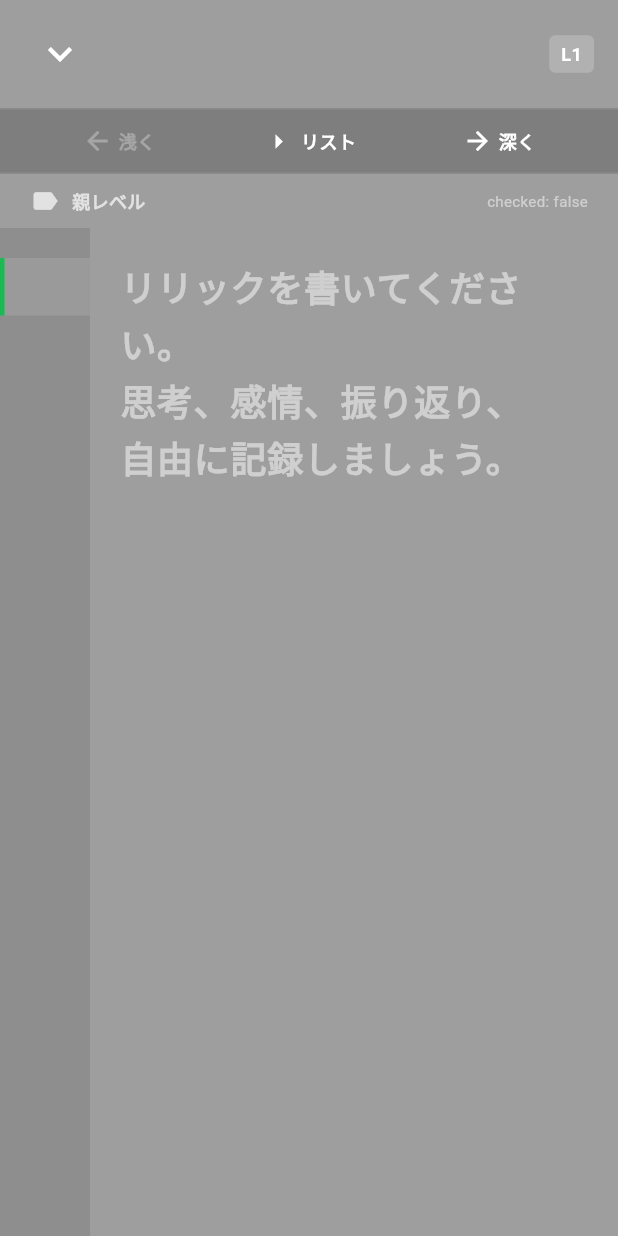
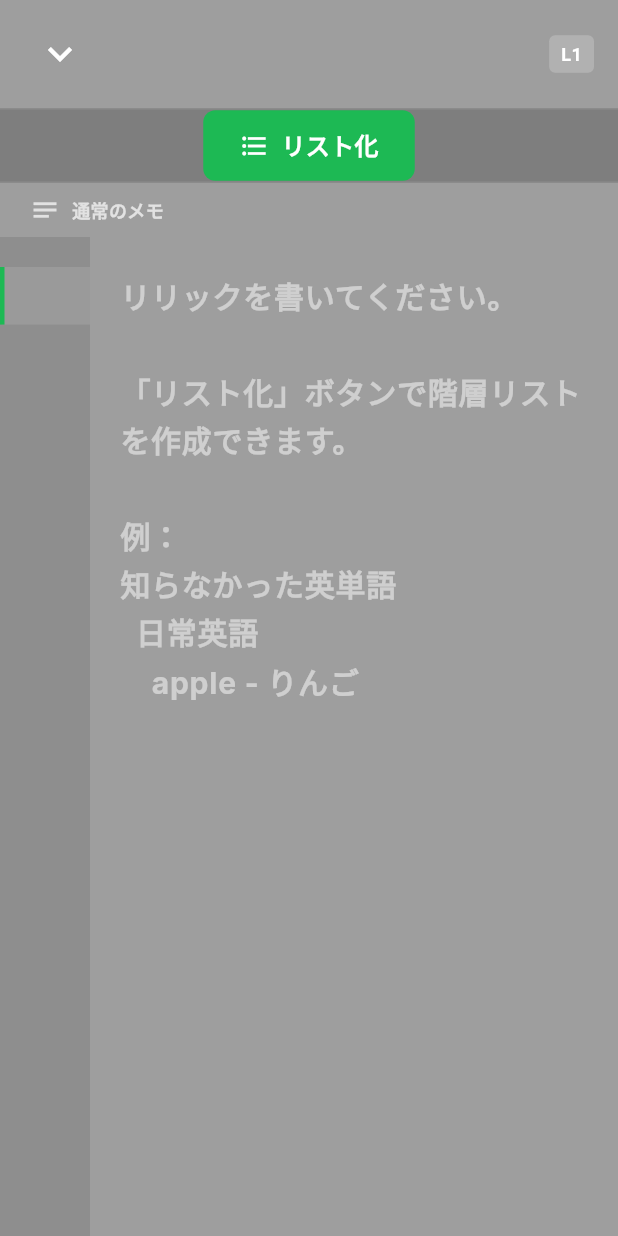
Before and after one commit to eyozushi/Uptify, a Flutter app: the LyricNotesExpandedView widget shown alone on an empty page, opened directly with empty values, on a phone screen of 412 x 824 dp. Run offline on Flutter 3.47's test engine with Material 3 defaults, Android fonts, the phone set to English and light mode, and no system bars; our stand-ins replace audioplayers, auto_size_text, flutter_local_notifications, google_fonts, image_picker, palette_generator and 4 more; accounts and stored records are empty; Roboto replaces fonts that are missing (Hiragino Sans).

Commit message:
Add new feature toglle4

```diff
--- a/lib/widgets/lyric_notes/lyric_notes_expanded_view.dart
+++ b/lib/widgets/lyric_notes/lyric_notes_expanded_view.dart
@@ -1,13 +1,12 @@
-// widgets/lyric_notes/lyric_notes_expanded_view.dart - 完全修正版
+// widgets/lyric_notes/lyric_notes_expanded_view.dart - Notionスタイル版
 import 'package:flutter/material.dart';
 import 'package:google_fonts/google_fonts.dart';
-import 'dart:async';  // 🔧 追加：Timerのために必須
+import 'dart:async';
 import '../../models/lyric_note_item.dart';
-import 'lyric_hierarchy_toolbar.dart';
 import 'lyric_note_line_widget.dart';
 
-/// Lyric Notesの全画面展開ビュー
-/// 下から上にスライドして表示され、自由にメモを編集できる
+/// Lyric Notesの全画面展開ビュー - Notionスタイル
+/// 「リスト化」ボタン1つで階層を作成
 class LyricNotesExpandedView extends StatefulWidget {
   final String taskTitle;
   final List<LyricNoteItem>? initialNotes;
@@ -43,7 +42,6 @@ final ScrollController _textScrollController = ScrollController();
   void initState() {
     super.initState();
 
-
     _textScrollController.addListener(() {
       if (_textScrollController.hasClients && _indicatorScrollController.hasClients) {
         _indicatorScrollController.jumpTo(_textScrollController.offset);
@@ -71,13 +69,33 @@ final ScrollController _textScrollController = ScrollController();
     print('🎵 LyricNotesExpandedView初期化: ${_notes.length}行');
   }
 
-  /// ノートリストからプレーンテキストを生成
+  /// ノートリストからプレーンテキストを生成（折りたたみ考慮）
   String _buildPlainText() {
-    return _notes.map((note) => note.text).join('\n');
+    final visibleLines = <String>[];
+
+    for (int i = 0; i < _notes.length; i++) {
+      if (_shouldShowLine(i)) {
+        visibleLines.add(_notes[i].text);
+      }
     }
 
-  /// 🔧 修正版：階層情報を保持しながらテキストを更新
-  /// 🔧 修正版：テキストから階層情報を保持しながらノートを再構築
+    return visibleLines.join('\n');
+  }
+
+  /// 🆕 表示用のプレーンテキスト生成（折りたたみ状態を反映）
+  String _buildVisibleText() {
+    final visibleLines = <String>[];
+
+    for (int i = 0; i < _notes.length; i++) {
+      if (_shouldShowLine(i)) {
+        visibleLines.add(_notes[i].text);
+      }
+    }
+
+    return visibleLines.join('\n');
+  }
+
+  /// テキストから階層情報を保持しながらノートを再構築
   void _rebuildNotesFromText(String text) {
     final lines = text.split('\n');
     final newNotes = <LyricNoteItem>[];
@@ -103,11 +121,6 @@ void _rebuildNotesFromText(String text) {
     setState(() {
       _notes = newNotes;
     });
-
-  print('📝 テキスト再構築: ${_notes.length}行, 現在行=$_currentLineIndex');
-  for (int i = 0; i < _notes.length; i++) {
-    print('  [$i] L${_notes[i].level}: "${_notes[i].text.substring(0, _notes[i].text.length.clamp(0, 20))}"');
-  }
   }
 
   /// テキスト変更時の処理
@@ -142,8 +155,6 @@ void _rebuildNotesFromText(String text) {
 
     final beforeCursor = text.substring(0, cursorPosition.clamp(0, text.length));
     _currentLineIndex = '\n'.allMatches(beforeCursor).length;
-
-    print('📍 カーソル位置: $_currentLineIndex行目');
   }
 
   /// フォーカス状態の変化を監視
@@ -154,9 +165,8 @@ void _rebuildNotesFromText(String text) {
     }
   }
 
-  /// 🔧 修正版：階層を深くする（→ボタン）
-  /// 🔧 修正版：階層を深くする（→ボタン）
-void _increaseLevel() {
+  /// 🆕 Notionスタイル：「リスト化」ボタンの処理
+  void _makeList() {
     if (_currentLineIndex >= _notes.length) {
       print('⚠️ 無効な行インデックス: $_currentLineIndex');
       return;
@@ -164,87 +174,34 @@ void _increaseLevel() {
 
     final currentNote = _notes[_currentLineIndex];
 
-  // 最大レベル3まで
-  if (currentNote.level >= 3) {
+    print('📋 リスト化実行: line=$_currentLineIndex, level=${currentNote.level}, text="${currentNote.text}"');
+
+    // 最大レベル4まで
+    if (currentNote.level >= 4) {
       print('⚠️ 最大レベル到達: Level ${currentNote.level}');
+      ScaffoldMessenger.of(context).showSnackBar(
+        const SnackBar(
+          content: Text('これ以上深い階層は作成できません（最大4階層）'),
+          duration: Duration(seconds: 2),
+          backgroundColor: Colors.orange,
+        ),
+      );
       return;
     }
 
-  setState(() {
-    _notes[_currentLineIndex] = currentNote.copyWith(
-      level: currentNote.level + 1,
-      updatedAt: DateTime.now(),
-    );
-  });
-
-  print('➡️ レベル上昇完了: ${currentNote.level} → ${currentNote.level + 1}, text="${currentNote.text}"');
-  _saveNotes();
-}
-
-  /// 🔧 修正版：階層を浅くする（←ボタン）
-  /// 🔧 修正版：階層を浅くする（←ボタン）
-void _decreaseLevel() {
-  if (_currentLineIndex >= _notes.length) {
-    print('⚠️ 無効な行インデックス: $_currentLineIndex');
-    return;
-  }
-
-  final currentNote = _notes[_currentLineIndex];
-
-  // 最小レベル1まで
-  if (currentNote.level <= 1) {
-    print('⚠️ 最小レベル到達: Level ${currentNote.level}');
-    return;
-  }
-
-  setState(() {
-    _notes[_currentLineIndex] = currentNote.copyWith(
-      level: currentNote.level - 1,
-      updatedAt: DateTime.now(),
-    );
-  });
-
-  print('⬅️ レベル低下完了: ${currentNote.level} → ${currentNote.level - 1}, text="${currentNote.text}"');
-  _saveNotes();
-}
-/// 🔧 修正版：リスト化（中央ボタン）
-void _toggleList() {
-  if (_currentLineIndex >= _notes.length) {
-    print('⚠️ 無効な行インデックス: $_currentLineIndex');
-    return;
-  }
-
-  final currentNote = _notes[_currentLineIndex];
-
-  print('🎯 リスト化実行: line=$_currentLineIndex, level=${currentNote.level}, text="${currentNote.text}"');
-
-  // 現在の行が親レベル（Level 1）の場合
-  if (currentNote.level == 1) {
-    print('📋 親→子に変換開始');
-
-    // 1. 現在の行を子レベル（Level 2）に変更
-    setState(() {
-      _notes[_currentLineIndex] = currentNote.copyWith(
-        level: 2,
-        updatedAt: DateTime.now(),
-      );
-    });
-
-    print('✅ 親→子変換完了: "${currentNote.text}"');
-
-    // 2. 次の行に孫レベル（Level 3）の空行を挿入
+    // 1. 次の階層の空行を挿入
     final newNote = LyricNoteItem(
       text: '',
-      level: 3,
+      level: currentNote.level + 1,
     );
 
     setState(() {
       _notes.insert(_currentLineIndex + 1, newNote);
     });
 
-    print('✅ 孫レベル空行挿入: index=${_currentLineIndex + 1}');
+    print('✅ 新しい階層挿入: level=${currentNote.level + 1} at ${_currentLineIndex + 1}');
 
-    // 3. テキストコントローラーを更新
+    // 2. テキストコントローラーを更新
     final lines = _controller.text.split('\n');
     lines.insert(_currentLineIndex + 1, '');
 
@@ -255,7 +212,7 @@ void _toggleList() {
 
     print('✅ テキストコントローラー更新完了');
 
-    // 4. カーソルを新しい行（孫レベル）に移動
+    // 3. カーソルを新しい行に移動
     WidgetsBinding.instance.addPostFrameCallback((_) {
       if (!mounted) return;
 
@@ -271,56 +228,121 @@ void _toggleList() {
         _currentLineIndex = _currentLineIndex + 1;
       });
 
-      print('✅ カーソル移動完了: $_currentLineIndex行目（孫レベル）');
+      print('✅ カーソル移動完了: $_currentLineIndex行目（Level ${currentNote.level + 1}）');
     });
 
+    _saveNotes();
   }
-  // 現在の行が子レベル（Level 2）以上の場合
-  else {
-    print('✅ チェックボックストグル実行');
 
-    // チェック状態をトグル
+  /// 三角マークをクリックして子要素の展開/折りたたみ
+  void _toggleCollapseAtIndex(int index) {
+    if (index >= _notes.length) {
+      print('⚠️ 無効なインデックス: $index');
+      return;
+    }
+
+    final note = _notes[index];
+
+    // 子要素が存在するかチェック
+    final hasChildren = _hasChildrenAtIndex(index);
+    if (!hasChildren) {
+      print('⚠️ 子要素なし: index=$index, text="${note.text}"');
+      return;
+    }
+
+    print('🔽 折りたたみトグル実行:');
+    print('  - index: $index');
+    print('  - text: "${note.text}"');
+    print('  - level: ${note.level}');
+    print('  - collapsed: ${note.isCollapsed} → ${!note.isCollapsed}');
+    print('  - hasChildren: $hasChildren');
+
     setState(() {
-      _notes[_currentLineIndex] = currentNote.copyWith(
-        isChecked: !currentNote.isChecked,
+      // 折りたたみ状態をトグル
+      _notes[index] = note.copyWith(
+        isCollapsed: !note.isCollapsed,
         updatedAt: DateTime.now(),
       );
     });
 
-    print('✅ チェック切り替え完了: ${_notes[_currentLineIndex].isChecked}');
+    print('✅ 折りたたみ状態更新完了: ${_notes[index].isCollapsed}');
+
+    // 🔧 追加：テキストフィールドを折りたたみ状態に応じて更新
+    _controller.removeListener(_onTextChanged);
+    _controller.text = _buildVisibleText();
+    _controller.addListener(_onTextChanged);
+
+    // UIを強制的に更新
+    WidgetsBinding.instance.addPostFrameCallback((_) {
+      if (mounted) {
+        setState(() {});
       }
+    });
 
     _saveNotes();
   }
 
-  /// 指定レベルの新しい行を挿入
-  void _insertNewLineWithLevel(int level) {
-    final newNote = LyricNoteItem(
-      text: '',
-      level: level,
-    );
+  /// 指定インデックスの行に子要素が存在するかチェック
+  bool _hasChildrenAtIndex(int index) {
+    if (index >= _notes.length - 1) return false;
+
+    final currentLevel = _notes[index].level;
+
+    // 次の行が現在の行よりレベルが深い場合、子要素が存在
+    if (index + 1 < _notes.length) {
+      return _notes[index + 1].level > currentLevel;
+    }
+
+    return false;
+  }
+
+  /// 指定インデックスの行を表示すべきか判定
+  bool _shouldShowLine(int index) {
+    if (index == 0) return true;  // 最初の行は常に表示
+
+    final currentLevel = _notes[index].level;
+
+    // 親レベル（Level 1）は常に表示
+    if (currentLevel == 1) return true;
+
+    // 親をさかのぼって、折りたたまれている親がいないかチェック
+    for (int i = index - 1; i >= 0; i--) {
+      final note = _notes[i];
+
+      // より浅いレベル（親）を見つけた
+      if (note.level < currentLevel) {
+        // その親が折りたたまれていたら、この行は非表示
+        if (note.isCollapsed) {
+          return false;
+        }
+
+        // さらに上の親を探す必要があれば継続
+        if (note.level > 1) {
+          continue;
+        }
+
+        break;
+      }
+    }
+
+    return true;
+  }
+
+  /// チェックボックスのトグル
+  void _toggleCheckAtIndex(int index) {
+    if (index >= _notes.length) return;
+
+    final note = _notes[index];
 
     setState(() {
-      _notes.insert(_currentLineIndex + 1, newNote);
-      _currentLineIndex++;
+      _notes[index] = note.copyWith(
+        isChecked: !note.isChecked,
+        updatedAt: DateTime.now(),
+      );
     });
 
-    print('➕ 新規行挿入: level=$level at ${_currentLineIndex}');
-
-    // テキストコントローラーを更新
-    _controller.text = _buildPlainText();
-
-    // カーソルを新しい行の先頭に移動
-    WidgetsBinding.instance.addPostFrameCallback((_) {
-      if (!mounted) return;
-
-      final lines = _controller.text.split('\n');
-      final newCursorPosition = lines.take(_currentLineIndex + 1).join('\n').length;
-
-      _controller.selection = TextSelection.collapsed(
-        offset: newCursorPosition.clamp(0, _controller.text.length),
-      );
-    });
+    print('✓ チェック切り替え: line=$index, checked=${_notes[index].isChecked}');
+    _saveNotes();
   }
 
   /// ノートを保存
@@ -330,7 +352,7 @@ void _toggleList() {
 
     print('💾 保存実行: ${nonEmptyNotes.length}行');
     for (var note in nonEmptyNotes) {
-      print('  - L${note.level}: ${note.text.substring(0, note.text.length.clamp(0, 20))}... (checked=${note.isChecked})');
+      print('  - L${note.level}: ${note.text.substring(0, note.text.length.clamp(0, 20))}... (checked=${note.isChecked}, collapsed=${note.isCollapsed})');
     }
 
     widget.onSave(nonEmptyNotes);
@@ -342,30 +364,18 @@ void _toggleList() {
     return _notes[_currentLineIndex].level;
   }
 
-  /// 階層変更ボタンの有効/無効状態を判定
-  bool _canIncreaseLevel() {
-    return _getCurrentLevel() < 3;
-  }
-
-  bool _canDecreaseLevel() {
-    return _getCurrentLevel() > 1;
-  }
-
   @override
   void dispose() {
     _autoSaveTimer?.cancel();
     _controller.dispose();
     _focusNode.dispose();
-  _indicatorScrollController.dispose();  // 🆕 追加
-  _textScrollController.dispose();  // 🆕 追加
+    _indicatorScrollController.dispose();
+    _textScrollController.dispose();
     super.dispose();
   }
 
   @override
   Widget build(BuildContext context) {
-    final keyboardHeight = MediaQuery.of(context).viewInsets.bottom;
-    final isKeyboardVisible = keyboardHeight > 0;
-
     return Material(
       color: widget.backgroundColor,
       child: SafeArea(
@@ -406,7 +416,7 @@ void dispose() {
                     ),
                   ),
                   const Spacer(),
-                  // デバッグ情報表示
+                  // 現在のレベル表示
                   Container(
                     padding: const EdgeInsets.symmetric(horizontal: 8, vertical: 4),
                     decoration: BoxDecoration(
@@ -426,9 +436,9 @@ void dispose() {
               ),
             ),
 
-            // 🔧 修正：ツールバーを常時上部に表示
+            // 🆕 シンプルなツールバー：「リスト化」ボタン1つだけ
             Container(
-              height: 44,
+              height: 50,
               decoration: BoxDecoration(
                 color: Colors.black.withOpacity(0.2),
                 border: Border(
@@ -442,71 +452,69 @@ void dispose() {
                   ),
                 ),
               ),
+              child: Center(
+                child: GestureDetector(
+                  onTap: _makeList,
+                  child: Container(
+                    padding: const EdgeInsets.symmetric(horizontal: 24, vertical: 12),
+                    decoration: BoxDecoration(
+                      color: const Color(0xFF1DB954),
+                      borderRadius: BorderRadius.circular(8),
+                    ),
                     child: Row(
-                mainAxisAlignment: MainAxisAlignment.spaceEvenly,
-                children: [
-                  // 左ボタン: 階層を浅くする（←）
-                  _buildCompactButton(
-                    icon: Icons.arrow_back,
-                    label: '浅く',
-                    onTap: _canDecreaseLevel() ? _decreaseLevel : null,
+                      mainAxisSize: MainAxisSize.min,
+                      children: const [
+                        Icon(
+                          Icons.format_list_bulleted,
+                          color: Colors.white,
+                          size: 20,
                         ),
-
-                  // 中央ボタン: リスト化（チェックマーク）
-                  // 中央ボタン: リスト化（右向き三角）
-_buildCompactButton(
-  icon: Icons.arrow_right,  // 🔧 変更: check_box_outline_blank → arrow_right
-  label: 'リスト',
-  onTap: _toggleList,
-  isCenter: true,
+                        SizedBox(width: 8),
+                        Text(
+                          'リスト化',
+                          style: TextStyle(
+                            color: Colors.white,
+                            fontSize: 16,
+                            fontWeight: FontWeight.bold,
+                            fontFamily: 'Hiragino Sans',
                           ),
-
-                  // 右ボタン: 階層を深くする（→）
-                  _buildCompactButton(
-                    icon: Icons.arrow_forward,
-                    label: '深く',
-                    onTap: _canIncreaseLevel() ? _increaseLevel : null,
                         ),
                       ],
                     ),
                   ),
+                ),
+              ),
+            ),
 
-              // 🆕 追加：現在の階層情報を表示
+            // 現在の階層情報を表示
             Padding(
               padding: const EdgeInsets.symmetric(horizontal: 20, vertical: 8),
               child: Row(
                 children: [
                   Icon(
                     _getCurrentLevel() == 1
-            ? Icons.label
+                        ? Icons.notes
                         : _getCurrentLevel() == 2
-                ? Icons.arrow_right
-                : Icons.subdirectory_arrow_right,
+                            ? Icons.subdirectory_arrow_right
+                            : _getCurrentLevel() == 3
+                                ? Icons.more_horiz
+                                : Icons.circle,
                     color: Colors.white.withOpacity(0.7),
                     size: 20,
                   ),
                   const SizedBox(width: 8),
                   Text(
                     _getCurrentLevel() == 1
-            ? '親レベル'
+                        ? '通常のメモ'
                         : _getCurrentLevel() == 2
-                ? '子レベル'
-                : '孫レベル',
+                            ? '子要素（1階層目）'
+                            : _getCurrentLevel() == 3
+                                ? '孫要素（2階層目）'
+                                : 'ひ孫要素（3階層目）',
                     style: TextStyle(
                       color: Colors.white.withOpacity(0.7),
                       fontSize: 12,
                       fontWeight: FontWeight.w600,
-          fontFamily: 'Hiragino Sans',
-        ),
-      ),
-      const Spacer(),
-      // 現在の行のノート情報を表示
-      if (_currentLineIndex < _notes.length)
-        Text(
-          'checked: ${_notes[_currentLineIndex].isChecked}',
-          style: TextStyle(
-            color: Colors.white.withOpacity(0.5),
-            fontSize: 10,
                       fontFamily: 'Hiragino Sans',
                     ),
                   ),
@@ -515,12 +523,10 @@ Padding(
             ),
 
             // 入力エリア
-            // 入力エリア
-// 入力エリア
             Expanded(
               child: Stack(
                 children: [
-      // 🆕 階層インジケーター（左端に表示）
+                  // 階層インジケーター（左端に表示）
                   Positioned(
                     left: 0,
                     top: 0,
@@ -536,9 +542,15 @@ Expanded(
                         itemBuilder: (context, index) {
                           final note = _notes[index];
                           final isCurrent = index == _currentLineIndex;
+                          final hasChildren = _hasChildrenAtIndex(index);
+
+                          // 🔧 追加：折りたたまれた行は表示しない
+                          if (!_shouldShowLine(index)) {
+                            return const SizedBox.shrink();
+                          }
 
                           return Container(
-                height: 38.4, // 24px × 1.6
+                            height: 38.4,
                             alignment: Alignment.centerLeft,
                             padding: const EdgeInsets.only(left: 4),
                             decoration: isCurrent
@@ -555,47 +567,42 @@ Expanded(
                             child: Row(
                               mainAxisSize: MainAxisSize.min,
                               children: [
-                    // レベル1: 何も表示しない
-                    if (note.level == 1)
-                      const SizedBox(width: 40),
+                                // 🔧 修正：三角マークのタップ領域を拡大して確実にタップできるように
+                                GestureDetector(
+                                  onTap: hasChildren ? () {
+                                    print('🔽 三角マークタップ: index=$index, collapsed=${note.isCollapsed}');
+                                    _toggleCollapseAtIndex(index);
+                                  } : null,
+                                  child: Container(
+                                    padding: const EdgeInsets.all(4),  // タップ領域拡大
+                                    color: Colors.transparent,  // タップ可能領域を視覚化しやすく
+                                    child: Icon(
+                                      note.isCollapsed
+                                          ? Icons.arrow_right
+                                          : Icons.arrow_drop_down,
+                                      color: hasChildren
+                                          ? (isCurrent
+                                              ? const Color(0xFF1DB954)
+                                              : Colors.white.withOpacity(0.7))
+                                          : Colors.transparent,
+                                      size: 20,
+                                    ),
+                                  ),
+                                ),
 
-                    // レベル2: 三角マーク
-                    if (note.level == 2) ...[
-                      const SizedBox(width: 4),
-                      Icon(
-                        Icons.play_arrow,
-                        color: isCurrent
-                            ? const Color(0xFF1DB954)
-                            : Colors.white.withOpacity(0.5),
-                        size: 18,
-                      ),
-                    ],
+                                // インデント表示
+                                SizedBox(width: (note.level - 1) * 8.0),
 
-                    // レベル3: インデント + 三角マーク
-                    if (note.level == 3) ...[
-                      const SizedBox(width: 16),
-                      Icon(
-                        Icons.play_arrow,
-                        color: isCurrent
-                            ? const Color(0xFF1DB954)
-                            : Colors.white.withOpacity(0.4),
-                        size: 16,
-                      ),
-                    ],
-
-                    // チェックボックス（Level 2/3のみ）
+                                // チェックボックス（Level 2以上のみ）
                                 if (note.level >= 2) ...[
-                      const SizedBox(width: 2),
                                   GestureDetector(
                                     onTap: () {
-                          setState(() {
-                            _notes[index] = note.copyWith(
-                              isChecked: !note.isChecked,
-                              updatedAt: DateTime.now(),
-                            );
-                          });
-                          _saveNotes();
+                                      print('✓ チェックボックスタップ: index=$index, checked=${note.isChecked}');
+                                      _toggleCheckAtIndex(index);
                                     },
+                                    child: Container(
+                                      padding: const EdgeInsets.all(4),  // タップ領域拡大
+                                      color: Colors.transparent,
                                       child: Icon(
                                         note.isChecked
                                             ? Icons.check_box
@@ -606,6 +613,7 @@ Expanded(
                                                 ? Colors.white.withOpacity(0.8)
                                                 : Colors.white.withOpacity(0.3)),
                                         size: 18,
+                                      ),
                                     ),
                                   ),
                                 ],
@@ -638,10 +646,10 @@ Expanded(
                           fontFamilyFallback: const ['Hiragino Sans'],
                         ),
                         decoration: InputDecoration(
-              hintText: 'リリックを書いてください。\n思考、感情、振り返り、\n自由に記録しましょう。',
+                          hintText: 'リリックを書いてください。\n\n「リスト化」ボタンで階層リストを作成できます。\n\n例：\n知らなかった英単語\n  日常英語\n    apple - りんご',
                           hintStyle: GoogleFonts.inter(
                             color: Colors.white.withOpacity(0.5),
-                fontSize: 24,
+                            fontSize: 20,
                             height: 1.6,
                             fontWeight: FontWeight.w700,
                           ).copyWith(
@@ -664,52 +672,4 @@ Expanded(
       ),
     );
   }
-
-  /// 🆕 コンパクトなボタンウィジェット
-  /// 🆕 コンパクトなボタンウィジェット
-Widget _buildCompactButton({
-  required IconData icon,
-  required String label,
-  required VoidCallback? onTap,
-  bool isCenter = false,  // 🔧 修正：デフォルト値をここに配置
-}) {
-  final isEnabled = onTap != null;
-
-  return GestureDetector(
-    onTap: isEnabled ? onTap : null,
-    child: Container(
-      padding: const EdgeInsets.symmetric(horizontal: 16, vertical: 4),
-      child: Row(
-        mainAxisSize: MainAxisSize.min,
-        children: [
-          Icon(
-            icon,
-            color: isEnabled
-                ? Colors.white
-                : Colors.white.withOpacity(0.3),
-            size: isCenter ? 22 : 20,
-          ),
-          const SizedBox(width: 4),
-          Text(
-            label,
-            style: TextStyle(
-              color: isEnabled
-                  ? Colors.white
-                  : Colors.white.withOpacity(0.3),
-              fontSize: 12,
-              fontWeight: FontWeight.w600,
-              fontFamily: 'Hiragino Sans',
-            ),
-          ),
-        ],
-      ),
-    ),
-  );
 }
-
-
-
-
-
-
-}
```
Also changed, not shown: lib/widgets/lyric_notes/lyric_note_line_widget.dart (+21 -17 lines), lib/widgets/lyric_notes/lyric_notes_preview.dart (+55 -20 lines). Lines whose indentation alone changed are shown as unchanged.
